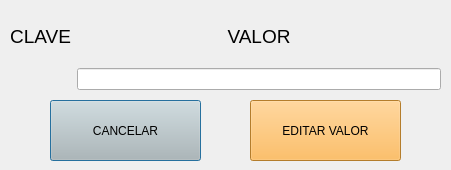
igorrecioh/home_expenses_dsktp, file editconfig.ui: the form before one commit.
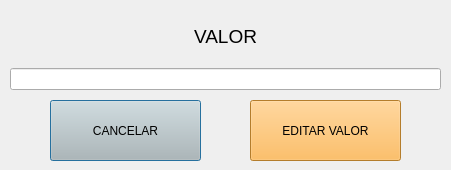
The form after the commit.

Diff of the .ui file:
```diff
--- a/editconfig.ui
+++ b/editconfig.ui
@@ -58,21 +58,6 @@
    </property>
    <layout class="QGridLayout" name="gridLayout_2">
     <item row="0" column="0">
-     <widget class="QLabel" name="label_3">
-      <property name="font">
-       <font>
-        <pointsize>14</pointsize>
-       </font>
-      </property>
-      <property name="text">
-       <string>CLAVE</string>
-      </property>
-      <property name="alignment">
-       <set>Qt::AlignCenter</set>
-      </property>
-     </widget>
-    </item>
-    <item row="0" column="1">
      <widget class="QLabel" name="label_4">
       <property name="font">
        <font>
@@ -87,15 +72,8 @@
       </property>
      </widget>
     </item>
-    <item row="1" column="1">
-     <widget class="QLineEdit" name="valueEdit"/>
-    </item>
     <item row="1" column="0">
-     <widget class="QLabel" name="keyLabel">
-      <property name="text">
-       <string/>
-      </property>
-     </widget>
+     <widget class="QLineEdit" name="valueEdit"/>
     </item>
    </layout>
   </widget>
```
